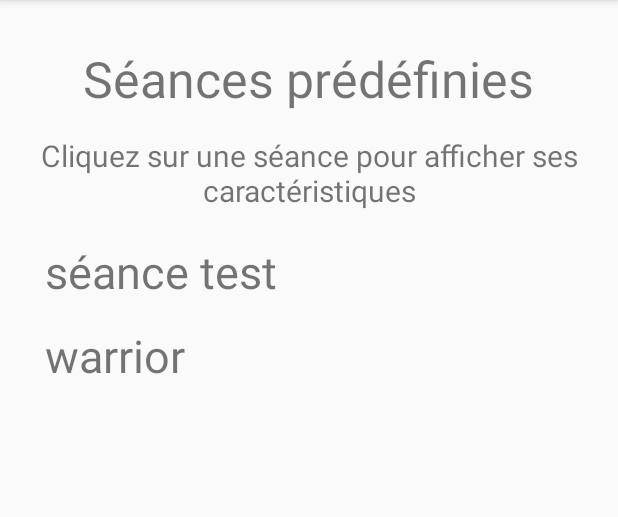
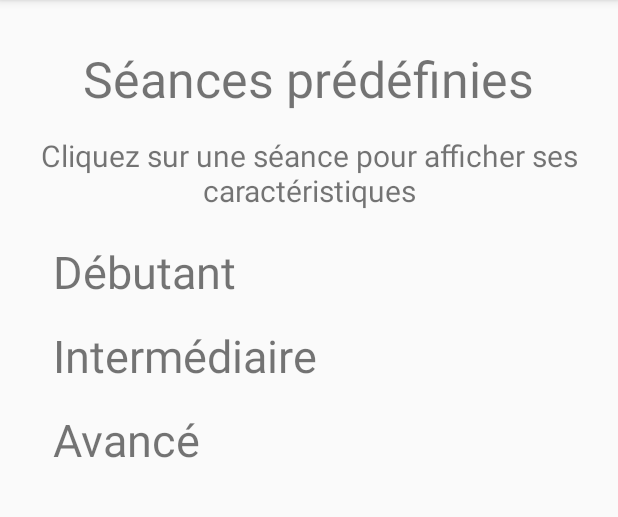
Before and after one commit to AlexandreLaurac/EFHI, an Android app: the ChoixSeanceMenuActivity screen opened directly, with no data from a screen before it, after a tap on "SÉANCES PRÉDÉFINIES", on a phone screen of 412 x 824 dp, the part 84-601 px from its top. Run offline under Robolectric (Android 15) with nearby library versions, the phone set to English and light mode, and no system bars; our stand-ins replace Room's generated code.

Commit message:
Mise à jour : - enregistrement des presets dans la base - modifications d'interface mineure

```diff
--- a/app/src/main/java/com/example/efhi/Activites/ChoixSeanceMenuActivity.java
+++ b/app/src/main/java/com/example/efhi/Activites/ChoixSeanceMenuActivity.java
@@ -112,7 +112,7 @@ public class ChoixSeanceMenuActivity extends AppCompatActivity {
         if (!existSeancesEnregistrees) {
             Intent intention = new Intent (this, ChoixSeanceNonDisponibleActivity.class) ;
             String titre = "Il n'y a aucune séance enregistrée dans l'application" ;
-            String description = "Pour en enregistrer une, allez dans \"Définition de séance\" et cliquez sur \"ENREGISTRER\" après avoir défini une séance" ;
+            String description = "Pour en enregistrer une, allez dans \"Définition de séance\" et cliquez sur \"Enregistrer\" après avoir défini une séance" ;
             intention.putExtra(ChoixSeanceNonDisponibleActivity.TITRE, titre) ;
             intention.putExtra(ChoixSeanceNonDisponibleActivity.EXPLICATION, description) ;
             startActivity (intention) ;
--- a/app/src/main/java/com/example/efhi/Modele/BDD/DatabaseClient.java
+++ b/app/src/main/java/com/example/efhi/Modele/BDD/DatabaseClient.java
@@ -48,8 +48,9 @@ public class DatabaseClient {
         public void onCreate(@NonNull SupportSQLiteDatabase db) {
         super.onCreate(db) ;
         // Requêtes d'insertion initiales
-        db.execSQL("INSERT INTO seance (tpsPreparation, nbSequences, nbCycles, tpsTravail, tpsRepos, tpsReposLong, categorie, titre) VALUES (5, 3, 2, 5, 4, 6, \"preset\", \"séance test\") ;") ;
-        db.execSQL("INSERT INTO seance (tpsPreparation, nbSequences, nbCycles, tpsTravail, tpsRepos, tpsReposLong, categorie, titre) VALUES (10, 4, 3, 10, 2, 15, \"preset\", \"warrior\") ;") ;
+        db.execSQL("INSERT INTO seance (tpsPreparation, nbSequences, nbCycles, tpsTravail, tpsRepos, tpsReposLong, categorie, titre) VALUES (10, 2, 2, 15, 5, 10, \"preset\", \"Débutant\") ;") ;
+        db.execSQL("INSERT INTO seance (tpsPreparation, nbSequences, nbCycles, tpsTravail, tpsRepos, tpsReposLong, categorie, titre) VALUES (20, 2, 3, 20, 5, 10, \"preset\", \"Intermédiaire\") ;") ;
+        db.execSQL("INSERT INTO seance (tpsPreparation, nbSequences, nbCycles, tpsTravail, tpsRepos, tpsReposLong, categorie, titre) VALUES (30, 3, 4, 30, 5, 20, \"preset\", \"Avancé\") ;") ;
         //db.execSQL("INSERT INTO seance (tpsPreparation, nbSequences, nbCycles, tpsTravail, tpsRepos, tpsReposLong, categorie, titre) VALUES (2, 1, 2, 5, 4, 6, \"utilisateur\", \"Séance facile\") ;") ;
         //db.execSQL("INSERT INTO seance (tpsPreparation, nbSequences, nbCycles, tpsTravail, tpsRepos, tpsReposLong, categorie, titre) VALUES (5, 2, 3, 10, 3, 5, \"utilisateur\", \"Séance difficile\") ;") ;
         //db.execSQL("INSERT INTO seance (tpsPreparation, nbSequences, nbCycles, tpsTravail, tpsRepos, tpsReposLong, categorie, titre) VALUES (1, 1, 1, 1, 1, 1, \"utilisateur\", \"\") ;") ;
--- a/app/src/main/res/layout/activity_choix_seance_en_base.xml
+++ b/app/src/main/res/layout/activity_choix_seance_en_base.xml
@@ -33,7 +33,7 @@
         android:layout_width="wrap_content"
         android:layout_height="wrap_content"
         android:layout_marginTop="20dp"
-        android:layout_marginStart="30dp"
+        android:layout_marginStart="35dp"
         android:layout_marginEnd="30dp"/>
 
 </LinearLayout>
```
